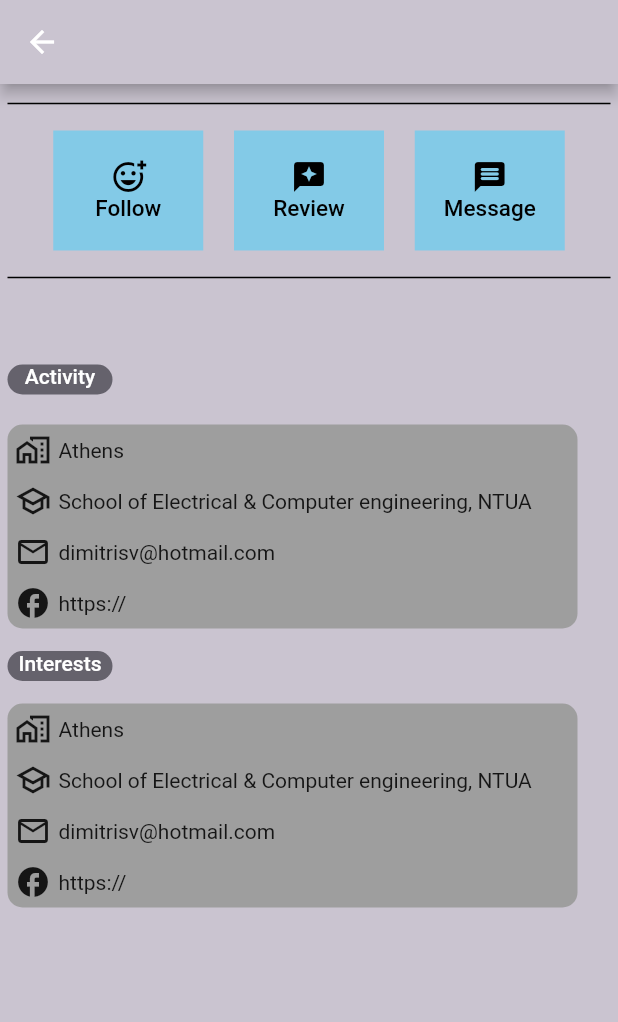
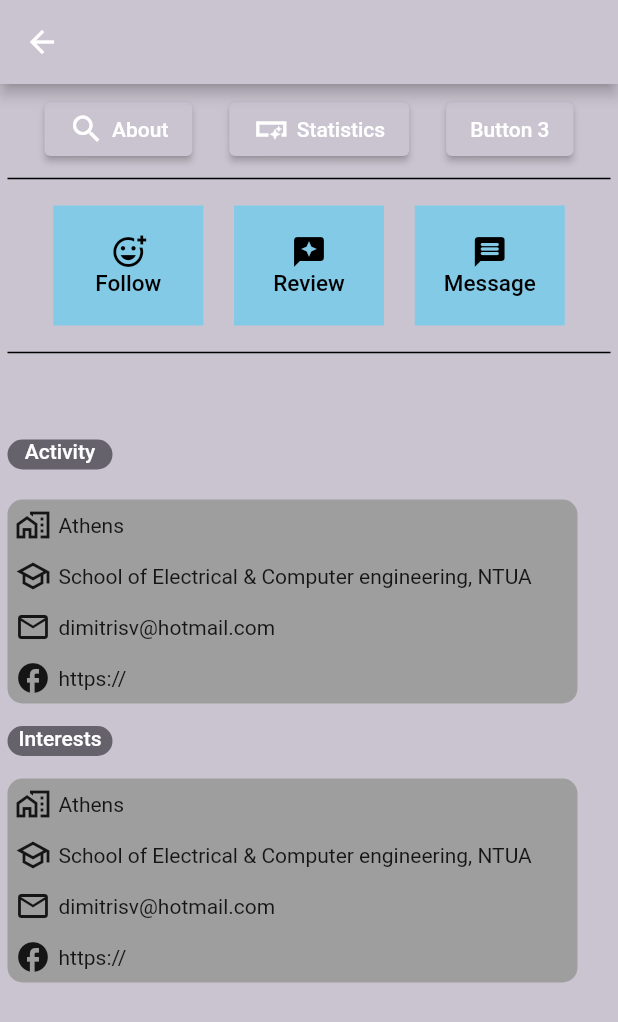
Before and after one commit to Athanasiosvaris/United, a Flutter app: the ProfilePage screen opened by its route, on a phone screen of 412 x 824 dp. Shown: the top 1022 px of the screen. Run offline on Flutter 3.47's test engine with Material 2 defaults, Android fonts, the phone set to English and light mode, and no system bars; missing offline and left inert: kommunicate_flutter.

Commit message:
profile_page

```diff
--- a/lib/pages/app/profile.dart
+++ b/lib/pages/app/profile.dart
@@ -32,6 +32,44 @@ class _ProfilePage extends State<ProfilePage>
           padding: const EdgeInsets.all(5),
           child: Column(
             children: [
+              Container(
+                height: 50,
+                width: double.infinity,
+                color: Color.fromARGB(255, 202, 196, 208),
+                child: Row(
+                  mainAxisAlignment: MainAxisAlignment.spaceEvenly,
+                  children: [
+                    ElevatedButton(
+                      onPressed: () {},
+                      child: Row(
+                        mainAxisSize: MainAxisSize.min,
+                        // ignore: prefer_const_literals_to_create_immutables
+                        children: [
+                          Icon(Icons.search),
+                          SizedBox(width: 5),
+                          Text('About'),
+                        ],
+                      ),
+                    ),
+                    ElevatedButton(
+                      onPressed: () {},
+                      child: Row(
+                        mainAxisSize: MainAxisSize.min,
+                        // ignore: prefer_const_literals_to_create_immutables
+                        children: [
+                          Icon(Icons.smart_button_sharp),
+                          SizedBox(width: 5),
+                          Text('Statistics'),
+                        ],
+                      ),
+                    ),
+                    ElevatedButton(
+                      onPressed: () {},
+                      child: Text('Button 3'),
+                    ),
+                  ],
+                ),
+              ),
               Divider(
                 color: Colors.black,
                 thickness: 1,
```
